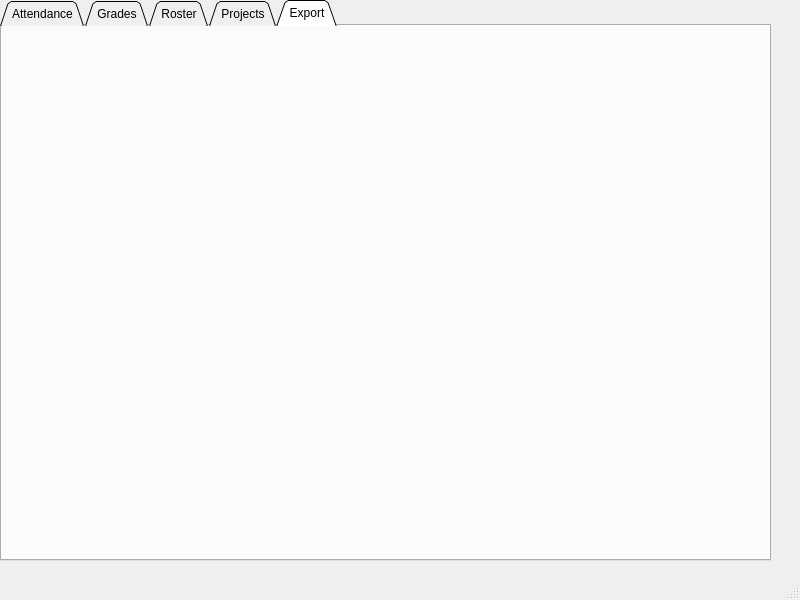
The window that CMS1.ui (lizhao1993/CMS) describes before a commit, drawn with Qt 5.
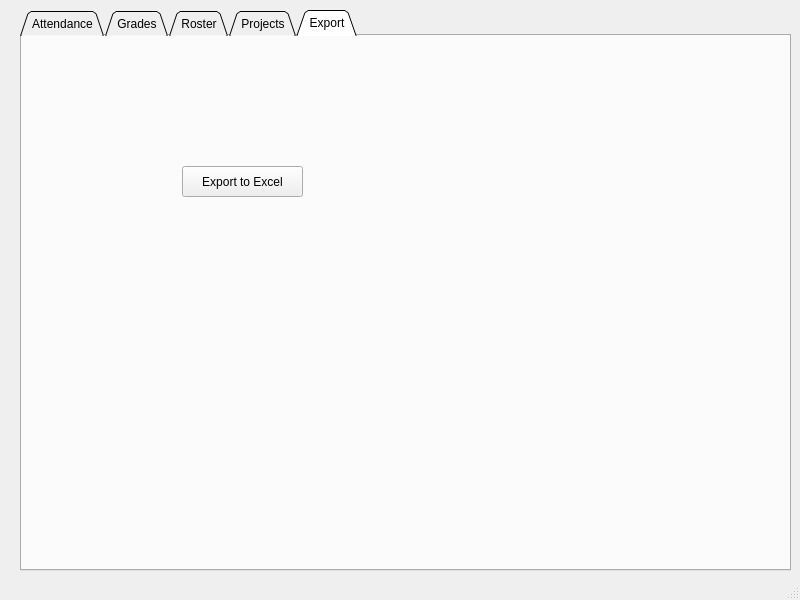
The same window after the commit. The open tabs and pages were chosen to show the change.

Patch:
```diff
--- a/CMS1.ui
+++ b/CMS1.ui
@@ -17,8 +17,8 @@
    <widget class="QTabWidget" name="tabWidget">
     <property name="geometry">
      <rect>
-      <x>0</x>
-      <y>0</y>
+      <x>20</x>
+      <y>10</y>
       <width>771</width>
       <height>561</height>
      </rect>
@@ -402,6 +402,19 @@
      <attribute name="title">
       <string>Export</string>
      </attribute>
+     <widget class="QPushButton" name="pushButton_2">
+      <property name="geometry">
+       <rect>
+        <x>160</x>
+        <y>130</y>
+        <width>121</width>
+        <height>31</height>
+       </rect>
+      </property>
+      <property name="text">
+       <string>Export to Excel</string>
+      </property>
+     </widget>
     </widget>
    </widget>
   </widget>
```
Left out of the diff: 4 changed lines with no effect on the pictures.
